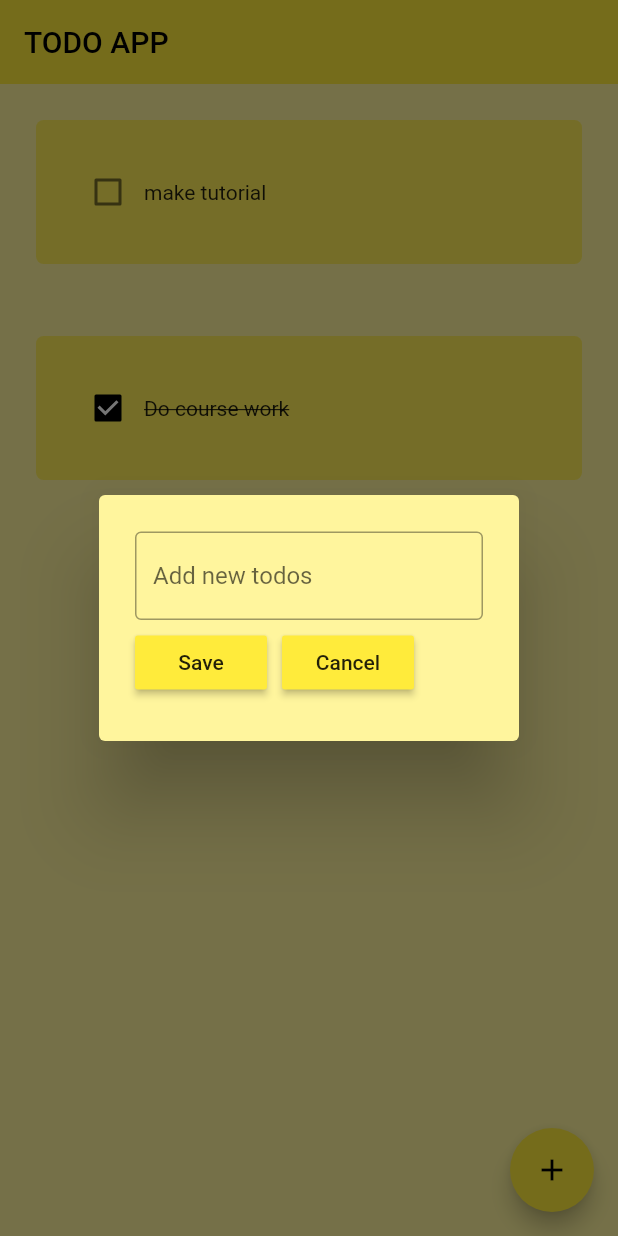
After one commit to OpiniIsaac/flutter-todo-app, a Flutter app: the screen it shows after launch, after a tap on the "add" icon, on a phone screen of 412 x 824 dp. The commit adds this screen. Run offline on Flutter 3.47's test engine with Material 2 defaults, Android fonts, the phone set to English and light mode, and no system bars.

Commit message:
finished with add functionality

```diff
--- a/lib/pages/homePage.dart
+++ b/lib/pages/homePage.dart
@@ -1,4 +1,5 @@
 import 'package:flutter/material.dart';
+import 'package:todo_app/utilis/dailog_box.dart';
 import 'package:todo_app/utilis/todo_tiles.dart';
 
 class HomePage extends StatefulWidget {
@@ -9,6 +10,9 @@ class HomePage extends StatefulWidget {
 }
 
 class _HomePageState extends State<HomePage> {
+  // text controller
+
+  final _controller = TextEditingController();
   // list of todos
   List todoList = [
     ['make tutorial', false],
@@ -21,6 +25,28 @@ class _HomePageState extends State<HomePage> {
       todoList[index][1] = !todoList[index][1];
     });
   }
+// create a new task
+
+  void saveNewTask() {
+    setState(() {
+      todoList.add([_controller.text, false]);
+
+      _controller.clear();
+    });
+    Navigator.of(context).pop();
+  }
+
+  void createNewTask() {
+    showDialog(
+        context: context,
+        builder: (context) {
+          return DialogBox(
+            controller: _controller,
+            onCancel: () => Navigator.of(context).pop(),
+            onSaved: saveNewTask,
+          );
+        });
+  }
 
   @override
   Widget build(BuildContext context) {
@@ -31,6 +57,10 @@ class _HomePageState extends State<HomePage> {
           'TODO APP',
         ),
         elevation: 0,
+      ),
+      floatingActionButton: FloatingActionButton(
+        onPressed: createNewTask,
+        child: Icon(Icons.add),
       ),
       body: ListView.builder(
         itemCount: todoList.length,
--- /dev/null
+++ b/lib/utilis/dailog_box.dart
@@ -0,0 +1,41 @@
+import 'package:flutter/material.dart';
+import 'package:todo_app/utilis/my_button.dart';
+
+class DialogBox extends StatelessWidget {
+  final controller;
+  VoidCallback onSaved;
+  VoidCallback onCancel;
+  DialogBox(
+      {super.key,
+      required this.controller,
+      required this.onCancel,
+      required this.onSaved});
+
+  @override
+  Widget build(BuildContext context) {
+    return AlertDialog(
+      backgroundColor: Colors.yellow[200],
+      content: Container(
+        height: 120,
+        child: Column(
+          mainAxisAlignment: MainAxisAlignment.spaceEvenly,
+          children: [
+            TextField(
+              controller: controller,
+              decoration: InputDecoration(
+                  border: OutlineInputBorder(), hintText: 'Add new todos'),
+
+            ),
+            Row(
+              children: [
+                MyButton(text: 'Save', onPressed: onSaved),
+                const SizedBox(width: 10),
+                MyButton(text: 'Cancel', onPressed: onCancel),
+              ],
+            )
+          ],
+        ),
+      ),
+    );
+  }
+}
--- /dev/null
+++ b/lib/utilis/my_button.dart
@@ -0,0 +1,16 @@
+import 'package:flutter/material.dart';
+
+class MyButton extends StatelessWidget {
+  final String text;
+  VoidCallback onPressed;
+   MyButton({super.key, required this.text, required this.onPressed});
+
+  @override
+  Widget build(BuildContext context) {
+    return MaterialButton(
+      onPressed:onPressed ,
+      color: Theme.of(context).primaryColor,
+      child: Text(text),
+    );
+  }
+}
```
